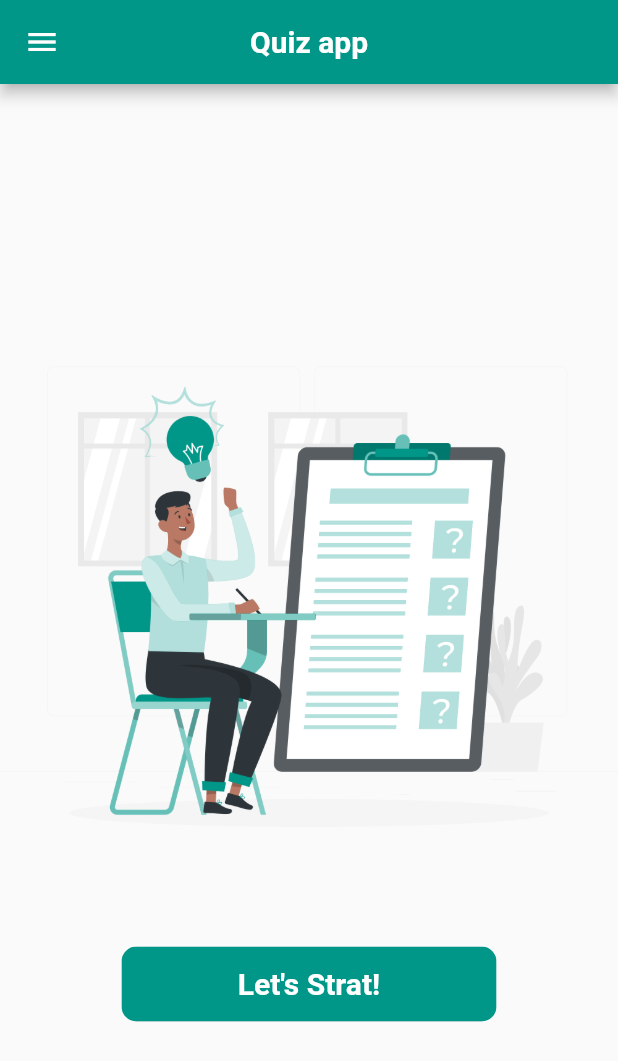
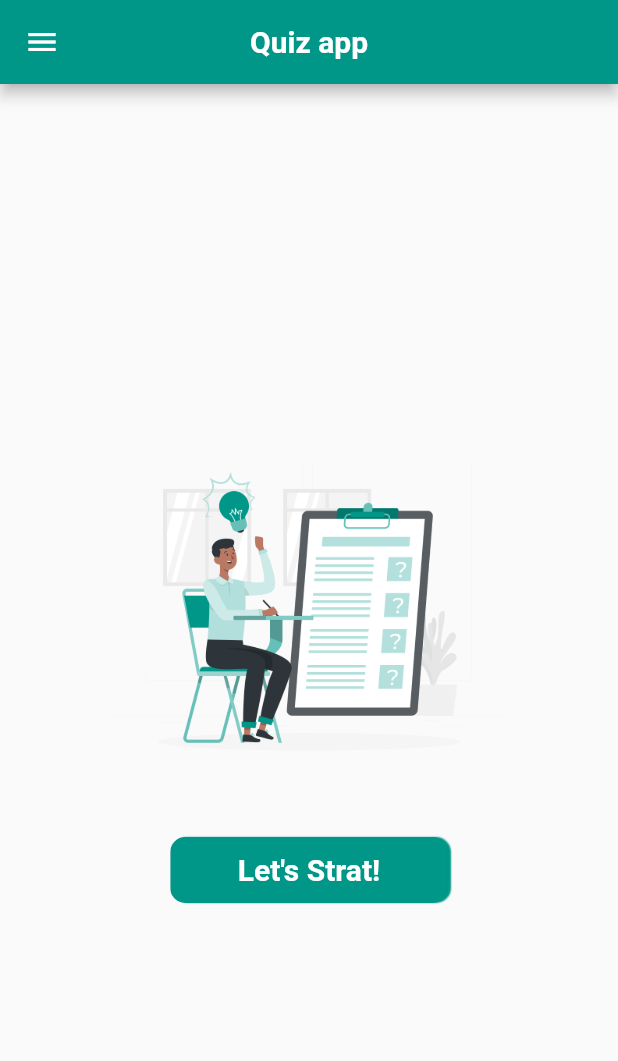
Before and after one commit to sojod-talaat/Quiz_App, a Flutter app: the screen it shows after launch, on a phone screen of 412 x 824 dp. Shown: the top 1061 px of the screen. Run offline on Flutter 3.47's test engine with Material 2 defaults, Android fonts, the phone set to English and light mode, and no system bars; our stand-ins replace get_it, sqflite; accounts and stored records are empty.

Commit message:
first-commit

```diff
--- a/lib/core/widgets/button.dart
+++ b/lib/core/widgets/button.dart
@@ -26,8 +26,12 @@ class CustomButton extends StatelessWidget {
     return Container(
       width: width,
       height: height,
-      decoration: BoxDecoration(
-          borderRadius: BorderRadius.circular(borderRadius ?? 20)),
+      decoration: BoxDecoration(boxShadow: [
+        BoxShadow(
+            blurRadius: .09,
+            color: AppColors.tealColor,
+            offset: const Offset(2, 0))
+      ], borderRadius: BorderRadius.circular(borderRadius ?? 20)),
       clipBehavior: Clip.antiAliasWithSaveLayer,
       child: MaterialButton(
         color: backColor,
--- a/lib/main.dart
+++ b/lib/main.dart
@@ -1,10 +1,8 @@
 import 'package:flutter/material.dart';
-import 'package:get/route_manager.dart';
 import 'package:provider/provider.dart';
 import 'package:quiz_app/core/utils/app_router.dart';
 import 'package:quiz_app/core/utils/datebase_helper.dart';
 import 'package:quiz_app/core/utils/service_locator.dart';
-import 'package:quiz_app/moduels/home/presention/view/home_page.dart';
 import 'package:quiz_app/moduels/provider/quiz_provider.dart';
 
 void main() async {
@@ -22,7 +20,7 @@ class MyApp extends StatelessWidget {
   Widget build(BuildContext context) {
     return ChangeNotifierProvider<QuizProvider>(
       create: (context) => QuizProvider(),
-      child: const GetMaterialApp(
+      child: const MaterialApp(
         onGenerateRoute: AppRouter.generatedRoute,
         debugShowCheckedModeBanner: false,
         initialRoute: AppRouter.initial,
--- a/lib/moduels/home/presention/view/home_page.dart
+++ b/lib/moduels/home/presention/view/home_page.dart
@@ -1,12 +1,10 @@
 import 'dart:developer';
-
+import 'dart:io';
 import 'package:flutter/material.dart';
 import 'package:provider/provider.dart';
 import 'package:quiz_app/core/utils/app_router.dart';
 import 'package:quiz_app/core/utils/assets_constant.dart';
 import 'package:quiz_app/core/utils/colors.dart';
-import 'package:quiz_app/core/utils/datebase_helper.dart';
-import 'package:quiz_app/core/utils/service_locator.dart';
 import 'package:quiz_app/core/utils/styles.dart';
 import 'package:quiz_app/core/widgets/button.dart';
 import 'package:quiz_app/moduels/provider/quiz_provider.dart';
@@ -28,13 +26,13 @@ class HomePage extends StatelessWidget {
       drawer: Drawer(
         child: Column(children: [
           const UserAccountsDrawerHeader(
-            accountName: Text('SojodTalaat'),
-            accountEmail: Text('Sojod abu alqumboz'),
+            accountName: Text('Sojod Talaat'),
+            accountEmail: Text('Sojod@gmail.com'),
             currentAccountPicture: CircleAvatar(
                 backgroundColor: Colors.pink,
                 child: Text(
                   'S',
-                  style: TextStyle(fontSize: 50),
+                  style: TextStyle(fontSize: 50, color: Colors.white),
                 )),
             decoration: BoxDecoration(
               color: Colors.teal,
@@ -56,7 +54,9 @@ class HomePage extends StatelessWidget {
           ),
           const Divider(),
           ListTile(
-            onTap: () {},
+            onTap: () {
+              exit(0);
+            },
             leading: const Icon(Icons.exit_to_app),
             title: const Text('Exit'),
           ),
@@ -66,15 +66,18 @@ class HomePage extends StatelessWidget {
         child: Column(
           mainAxisAlignment: MainAxisAlignment.center,
           children: [
-            Image.asset(AppAssets.homeimage),
+            Image.asset(
+              AppAssets.homeimage,
+              width: 260,
+            ),
             const SizedBox(
               height: 20,
             ),
             CustomButton(
               isCenter: true,
               borderRadius: 10,
-              width: 250,
-              height: 50,
+              width: 185,
+              height: 44,
               text: 'Let\'s Strat!',
               function: () {
                 log(Provider.of<QuizProvider>(context, listen: false)
--- a/lib/moduels/home/presention/widget/quiz_option_widget.dart
+++ b/lib/moduels/home/presention/widget/quiz_option_widget.dart
@@ -9,10 +9,9 @@ class QuizOptionWidget extends StatelessWidget {
   @override
   Widget build(BuildContext context) {
     return Container(
-      padding: const EdgeInsets.all(10),
+      padding: const EdgeInsets.all(15),
       margin: const EdgeInsets.symmetric(vertical: 5),
       width: double.infinity,
-      height: 50,
       decoration: BoxDecoration(
         borderRadius: BorderRadius.circular(10),
         border: Border.all(color: AppColors.tealColor, width: 1.5),
--- a/lib/moduels/quiz_create/add_questuins/invaild_number_question.dart
+++ b/lib/moduels/quiz_create/add_questuins/invaild_number_question.dart
@@ -49,7 +49,7 @@ class InvaildNumberOfQuestion extends StatelessWidget {
                     borderRadius: 10,
                     isCenter: true,
                     width: 230,
-                    height: 50,
+                    height: 44,
                     text: 'Back to home',
                     function: () {
                       Navigator.pushNamed(context, AppRouter.initial);
--- a/lib/moduels/quiz_result/fail_result.dart
+++ b/lib/moduels/quiz_result/fail_result.dart
@@ -19,6 +19,7 @@ class FailResultPage extends StatelessWidget {
           bodytext: 'Sorry, better lunck next time!',
           title: 'Oops!',
           imageassets: AppAssets.failimage,
+          width: 200,
         ),
       ),
     );
--- a/lib/moduels/quiz_result/scuess_result.dart
+++ b/lib/moduels/quiz_result/scuess_result.dart
@@ -20,6 +20,7 @@ class SucsessResultPage extends StatelessWidget {
           bodytext: 'You\'re a SuperStar!',
           title: 'Congratulations!',
           imageassets: AppAssets.sucsessimage,
+          width: 240,
         ),
       ),
     );
--- a/lib/moduels/quiz_result/scuses5_result.dart
+++ b/lib/moduels/quiz_result/scuses5_result.dart
@@ -9,6 +9,7 @@ class SucsessResult5Page extends StatelessWidget {
   @override
   Widget build(BuildContext context) {
     return Scaffold(
+      backgroundColor: Colors.white,
       appBar: PreferredSize(
         preferredSize: const Size.fromHeight(50),
         child: CustomAppBar(title: 'Quiz App'),
@@ -19,6 +20,7 @@ class SucsessResult5Page extends StatelessWidget {
           bodytext: 'Keep up the good work!',
           title: 'Congratulations!',
           imageassets: AppAssets.sucsessimage,
+          width: 240,
         ),
       ),
     );
--- a/pubspec.yaml
+++ b/pubspec.yaml
@@ -39,7 +39,7 @@ dependencies:
   get_it: ^7.6.0
   sqflite: ^2.2.8+2
   provider: ^6.0.5
-  get: ^4.6.5
+
 
 dev_dependencies:
   flutter_test:
```
Also changed, not shown: lib/core/widgets/dialog.dart (deleted, +0 -51 lines), lib/core/widgets/text_field.dart (+8 -3 lines), lib/moduels/home/presention/view/start_quiz_page.dart (+21 -20 lines), lib/moduels/quiz_create/add_questuins/add_question.dart (+6 -4 lines), lib/moduels/quiz_create/quiz_quetions/quiz_options_widget.dart (+4 -7 lines), lib/moduels/quiz_create/quiz_quetions/quiz_questions.dart (+21 -12 lines), lib/moduels/quiz_result/result_widget.dart (+4 -4 lines), pubspec.lock.
